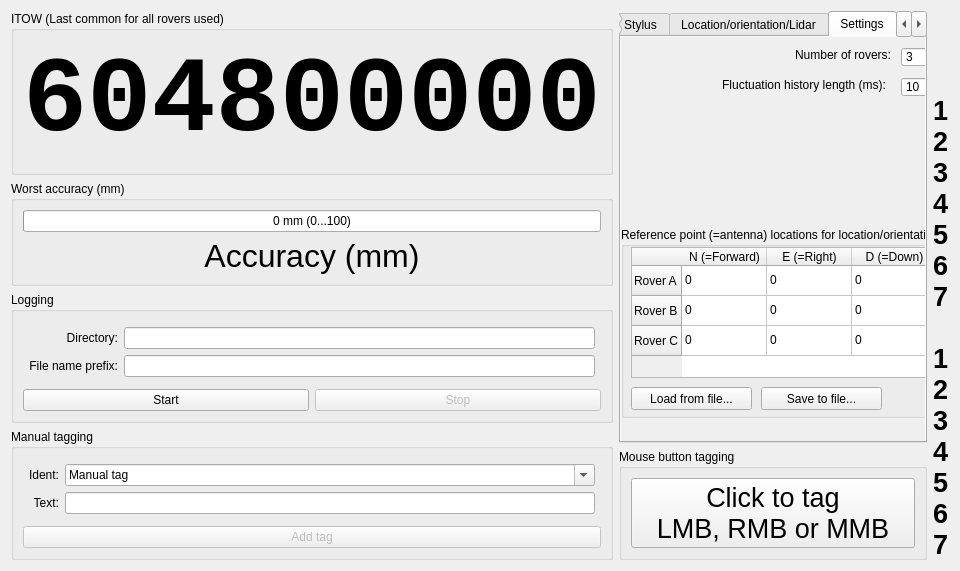
Old version of the form essentialsform.ui in the repository GNSS-Stylist/GNSS-Stylus.
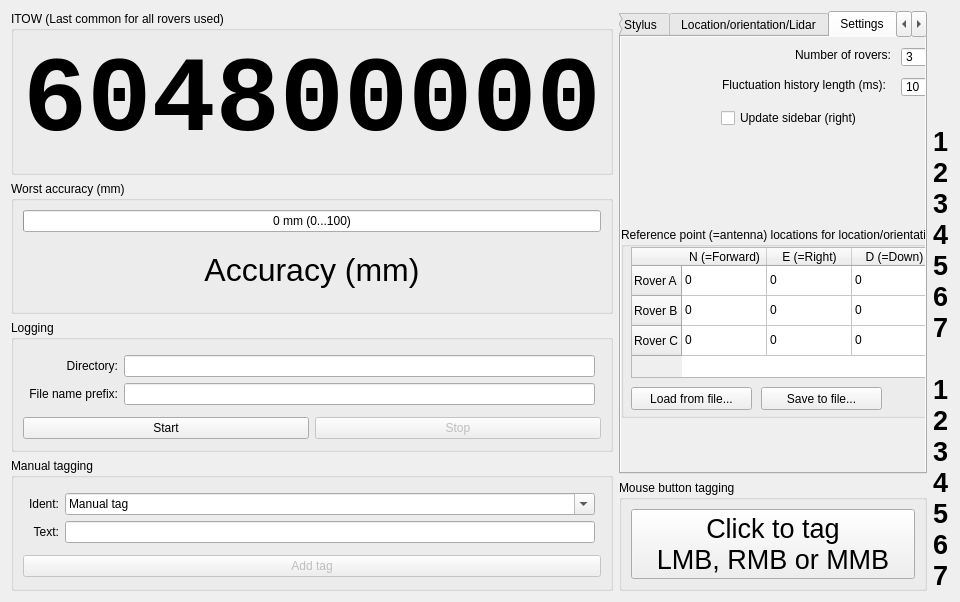
New version of the form. The open tabs and pages were chosen to show the change. Custom widgets are drawn as their Qt base class.

Commit message:
Implement accuracy click interval handling
And some other minor tunings into EssentialsForm.

The edit to the form file:
```diff
--- a/essentialsform.ui
+++ b/essentialsform.ui
@@ -7,7 +7,7 @@
     <x>0</x>
     <y>0</y>
     <width>960</width>
-    <height>540</height>
+    <height>602</height>
    </rect>
   </property>
   <property name="windowTitle">
@@ -544,6 +544,19 @@
           <number>3</number>
          </property>
         </widget>
+        <widget class="QCheckBox" name="checkBox_UpdateSideBar">
+         <property name="geometry">
+          <rect>
+           <x>100</x>
+           <y>70</y>
+           <width>181</width>
+           <height>22</height>
+          </rect>
+         </property>
+         <property name="text">
+          <string>Update sidebar (right)</string>
+         </property>
+        </widget>
        </widget>
        <widget class="QWidget" name="tab_Settings_Sound">
         <attribute name="title">
@@ -771,7 +784,6 @@
      <property name="font">
       <font>
        <pointsize>20</pointsize>
-       <weight>75</weight>
        <bold>true</bold>
       </font>
      </property>
```
Left out of the diff: 15 changed lines with no effect on the pictures. The commit also changes 2 other files.
